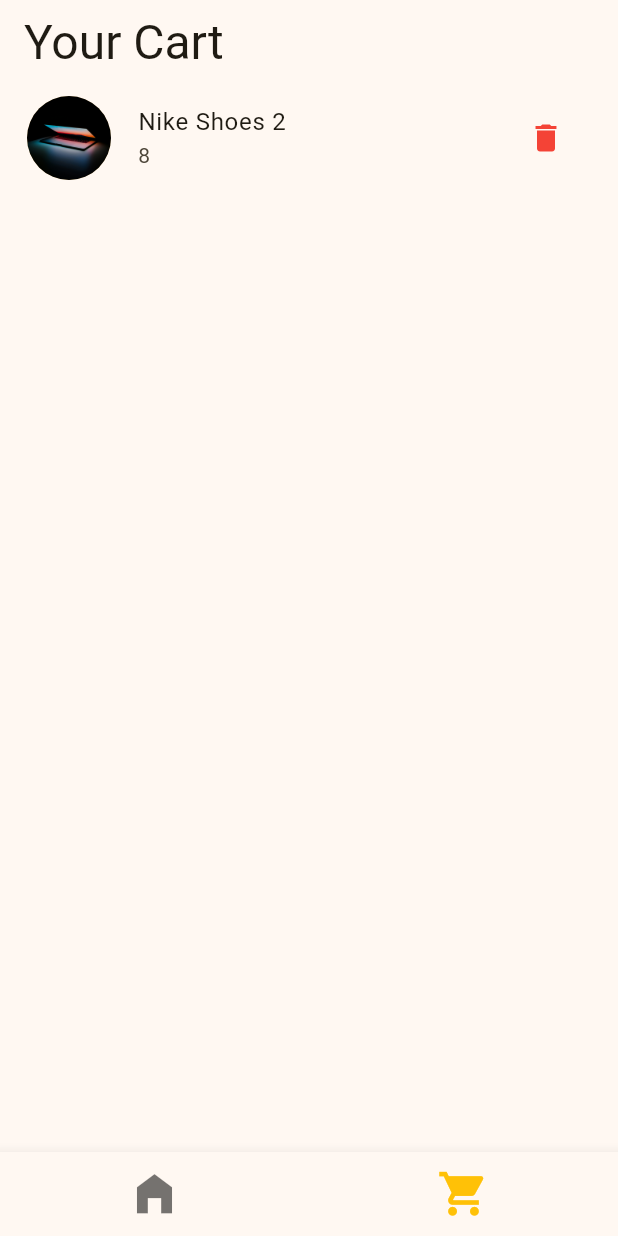
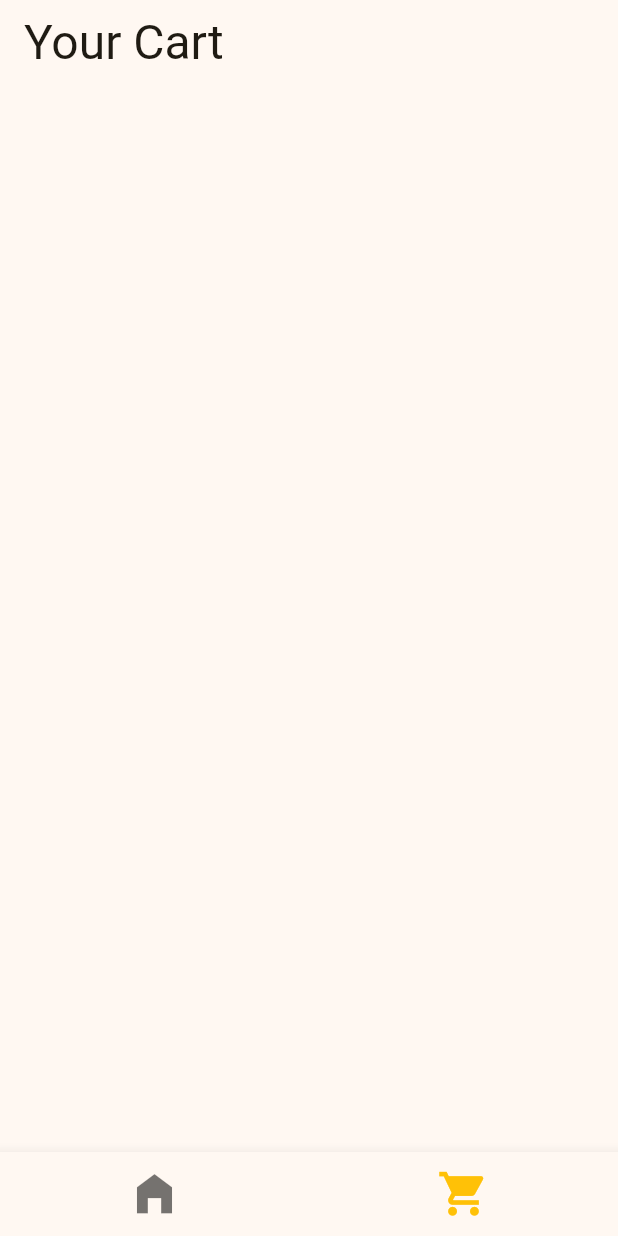
Before and after one commit to LazyyVenom/Shoe_Store, a Flutter app: the screen it shows after launch, item 2 of the bottom bar chosen, on a phone screen of 412 x 824 dp. Run offline on Flutter 3.47's test engine with Material 3 defaults, Android fonts, the phone set to English and light mode, and no system bars.

Commit message:
Done Completed Bro 1st app mine

```diff
--- a/lib/global_vars.dart
+++ b/lib/global_vars.dart
@@ -32,15 +32,3 @@ final products = [
     'imageUrl': 'assets/images/shoes_4.png',
    }
 ];
-
-
-final cart = [
-  {
-    'id': 3,
-    'title': 'Nike Shoes 2',
-    'company': 'Nike',
-    'price': 47.42,
-    'size': 8,
-    'imageUrl': 'assets/images/shoes_4.png',
-   }
-];
```
Also changed, not shown: lib/cart_page.dart (+31 -12 lines), lib/product_details_page.dart (+20 -13 lines).
